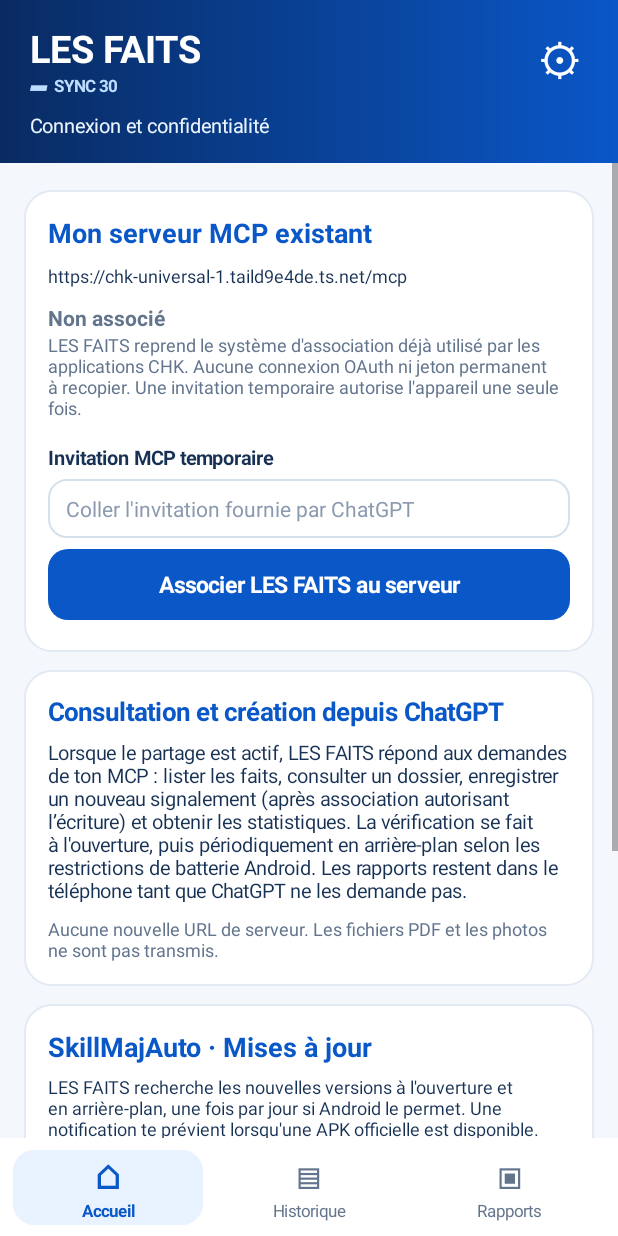
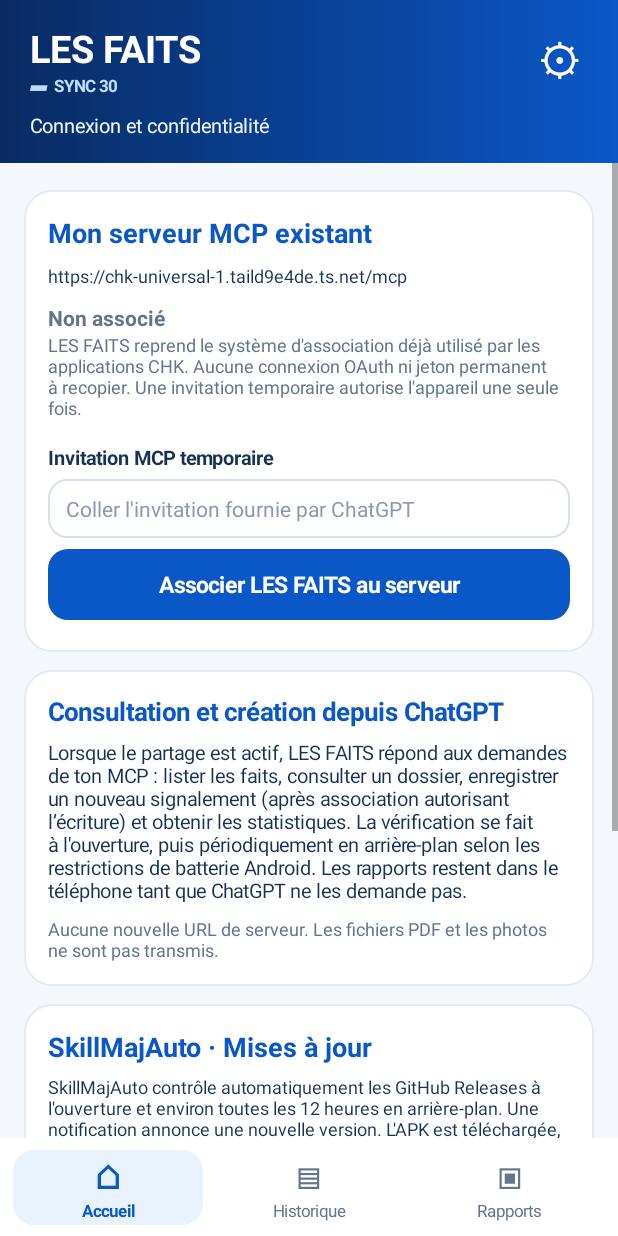
Before and after one commit to Chasmet/Probl-me-r-curent-travail-, an Android app: the screen it shows after launch (MainActivity), after a tap on an icon or button, on a phone screen of 412 x 824 dp. Run offline under Robolectric (Android 15) with nearby library versions, the phone set to English and light mode, and no system bars; pictures from the network do not load.

Commit message:
ui: describe real SkillMajAuto 12-hour workflow and direct installation

```diff
--- a/app/src/main/java/fr/sync30/lesfaits/MainActivity.java
+++ b/app/src/main/java/fr/sync30/lesfaits/MainActivity.java
@@ -524,7 +524,7 @@ public class MainActivity extends Activity {
         LinearLayout updateCard=card(body);
         updateCard.addView(text("SkillMajAuto · Mises à jour",18,BLUE,true));
         gap(updateCard,6);
-        updateCard.addView(text("LES FAITS recherche les nouvelles versions à l'ouverture et en arrière-plan, une fois par jour si Android le permet. Une notification te prévient lorsqu'une APK officielle est disponible.",12,INK,false));
+        updateCard.addView(text("SkillMajAuto contrôle automatiquement les GitHub Releases à l'ouverture et environ toutes les 12 heures en arrière-plan. Une notification annonce une nouvelle version. L'APK est téléchargée, vérifiée et installée depuis LES FAITS avec ta confirmation Android.",12,INK,false));
         CheckBox automatic=new CheckBox(this);automatic.setText("Vérifier automatiquement les mises à jour");
         automatic.setTextColor(INK);automatic.setChecked(SkillMajAuto.autoEnabled(this));
         automatic.setOnCheckedChangeListener((b,checked)->SkillMajAuto.setAuto(this,checked));
```
